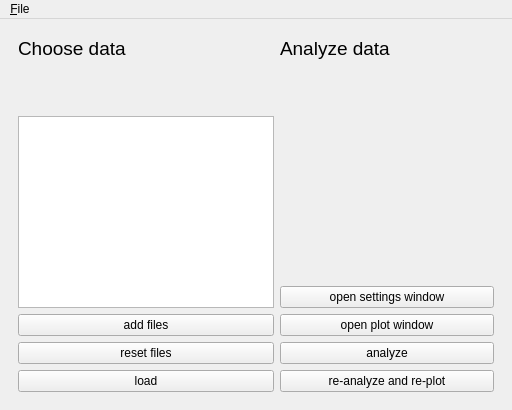
qkitgroup/qkit, file qkit/analysis/semiconductor/main/ui/main_window.ui: the form before one commit.
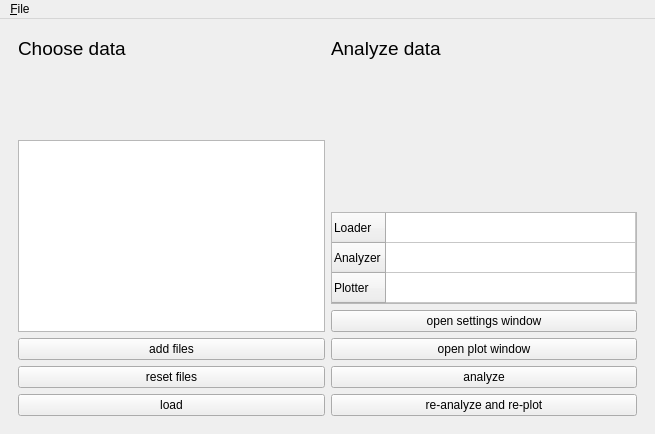
The form after the commit.

Commit message: Loads and saves settings. Remebers It's last state. Shows you the active LAPs.

The edit to the form file:
```diff
--- a/qkit/analysis/semiconductor/main/ui/main_window.ui
+++ b/qkit/analysis/semiconductor/main/ui/main_window.ui
@@ -6,8 +6,8 @@
    <rect>
     <x>0</x>
     <y>0</y>
-    <width>512</width>
-    <height>410</height>
+    <width>655</width>
+    <height>434</height>
    </rect>
   </property>
   <property name="sizePolicy">
@@ -120,6 +120,68 @@
            </property>
           </spacer>
          </item>
+         <item>
+          <widget class="QTableWidget" name="Table_LAP">
+           <property name="sizePolicy">
+            <sizepolicy hsizetype="Minimum" vsizetype="Maximum">
+             <horstretch>0</horstretch>
+             <verstretch>0</verstretch>
+            </sizepolicy>
+           </property>
+           <property name="verticalScrollBarPolicy">
+            <enum>Qt::ScrollBarAlwaysOff</enum>
+           </property>
+           <property name="horizontalScrollBarPolicy">
+            <enum>Qt::ScrollBarAlwaysOff</enum>
+           </property>
+           <property name="sizeAdjustPolicy">
+            <enum>QAbstractScrollArea::AdjustToContents</enum>
+           </property>
+           <property name="showGrid">
+            <bool>true</bool>
+           </property>
+           <property name="rowCount">
+            <number>3</number>
+           </property>
+           <property name="columnCount">
+            <number>1</number>
+           </property>
+           <attribute name="horizontalHeaderVisible">
+            <bool>false</bool>
+           </attribute>
+           <attribute name="horizontalHeaderHighlightSections">
+            <bool>false</bool>
+           </attribute>
+           <attribute name="horizontalHeaderStretchLastSection">
+            <bool>true</bool>
+           </attribute>
+           <attribute name="verticalHeaderVisible">
+            <bool>true</bool>
+           </attribute>
+           <attribute name="verticalHeaderCascadingSectionResizes">
+            <bool>false</bool>
+           </attribute>
+           <attribute name="verticalHeaderShowSortIndicator" stdset="0">
+            <bool>false</bool>
+           </attribute>
+           <row>
+            <property name="text">
+             <string>Loader</string>
+            </property>
+           </row>
+           <row>
+            <property name="text">
+             <string>Analyzer</string>
+            </property>
+           </row>
+           <row>
+            <property name="text">
+             <string>Plotter</string>
+            </property>
+           </row>
+           <column/>
+          </widget>
+         </item>
          <item>
           <widget class="QPushButton" name="button_settings">
            <property name="enabled">
@@ -172,7 +234,7 @@
     <rect>
      <x>0</x>
      <y>0</y>
-     <width>512</width>
+     <width>655</width>
      <height>27</height>
     </rect>
    </property>
```
Left out of the diff: 7 changed lines with no effect on the pictures. The commit also changes 2 other files.
